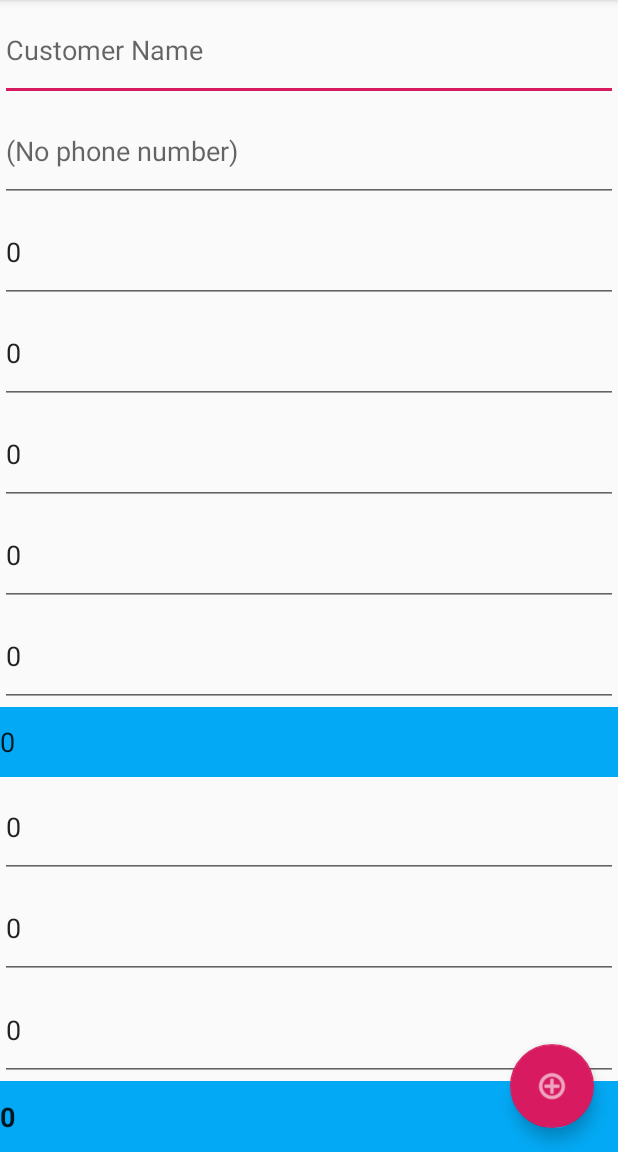
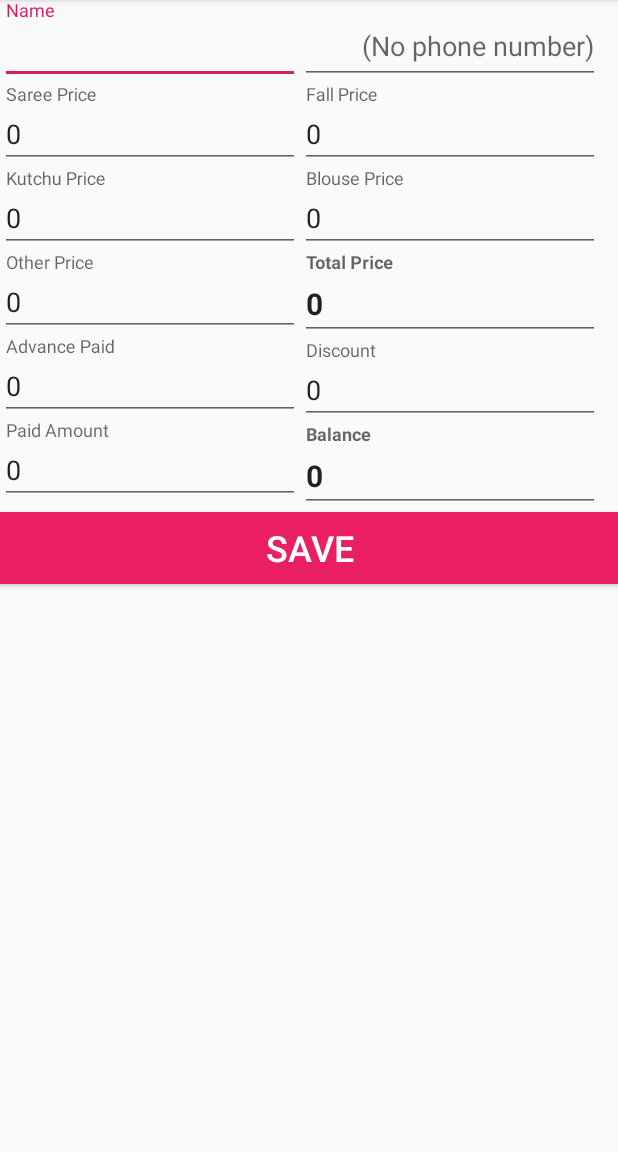
Before and after one commit to babureddy1969/boutique, an Android app: the TransactionActivity screen opened directly, with no data from a screen before it, on a phone screen of 412 x 824 dp, the part 84-1236 px from its top. Run offline under Robolectric (Android 15) with nearby library versions, the phone set to English and light mode, and no system bars.

Commit message:
Modified sale screen.

```diff
--- a/app/src/main/AndroidManifest.xml
+++ b/app/src/main/AndroidManifest.xml
@@ -11,8 +11,9 @@
         android:label="@string/app_name"
         android:roundIcon="@mipmap/ic_launcher_round"
         android:supportsRtl="true"
-        android:usesCleartextTraffic="true"
-        android:theme="@style/AppTheme">
+        android:theme="@style/AppTheme"
+        android:usesCleartextTraffic="true">
+        <activity android:name=".ui.activity_sale"></activity>
         <activity android:name=".ui.DashboardActivity">
             <intent-filter>
                 <action android:name="android.intent.action.MAIN" />
--- a/app/src/main/java/com/example/employeelist/ui/TransactionActivity.java
+++ b/app/src/main/java/com/example/employeelist/ui/TransactionActivity.java
@@ -1,8 +1,11 @@
 package com.example.employeelist.ui;
 
+import android.annotation.SuppressLint;
 import android.content.Context;
 import android.content.Intent;
 import android.os.Bundle;
+
+import androidx.appcompat.widget.AppCompatTextView;
 import androidx.recyclerview.widget.LinearLayoutManager;
 
 import com.example.employeelist.R;
@@ -10,6 +13,7 @@ import com.example.employeelist.database.DatabaseHelper;
 import com.example.employeelist.model.TransactionModel;
 import com.google.android.material.floatingactionbutton.FloatingActionButton;
 import com.google.android.material.snackbar.Snackbar;
+import com.google.android.material.textfield.TextInputEditText;
 
 import androidx.appcompat.app.AppCompatActivity;
 import androidx.appcompat.widget.Toolbar;
@@ -21,6 +25,7 @@ import android.view.MotionEvent;
 import android.view.View;
 import android.view.Menu;
 import android.view.MenuItem;
+import android.widget.Button;
 import android.widget.EditText;
 
 import java.text.SimpleDateFormat;
@@ -33,7 +38,7 @@ public class TransactionActivity extends AppCompatActivity {
     @Override
     protected void onCreate(Bundle savedInstanceState) {
         super.onCreate(savedInstanceState);
-        setContentView(R.layout.activity_transaction);
+        setContentView(R.layout.activity_sale);
         dbHelper =  new DatabaseHelper(getApplicationContext());
 //        Toolbar toolbar = findViewById(R.id.toolbar);
 //        setSupportActionBar(toolbar);
@@ -45,7 +50,7 @@ public class TransactionActivity extends AppCompatActivity {
             TransactionModel t = dbHelper.getTransaction(value);
             setData(t);
         }
-        FloatingActionButton fab = findViewById(R.id.fab);
+        Button fab = findViewById(R.id.editSave);
         fab.setOnClickListener(new View.OnClickListener() {
             @Override
             public void onClick(View view) {
--- /dev/null
+++ b/app/src/main/java/com/example/employeelist/ui/activity_sale.java
@@ -0,0 +1,16 @@
+package com.example.employeelist.ui;
+
+import androidx.appcompat.app.AppCompatActivity;
+
+import android.os.Bundle;
+
+import com.example.employeelist.R;
+
+public class activity_sale extends AppCompatActivity {
+
+    @Override
+    protected void onCreate(Bundle savedInstanceState) {
+        super.onCreate(savedInstanceState);
+        setContentView(R.layout.activity_sale);
+    }
+}
--- /dev/null
+++ b/app/src/main/res/layout/activity_sale.xml
@@ -0,0 +1,244 @@
+<?xml version="1.0" encoding="utf-8"?>
+<androidx.constraintlayout.widget.ConstraintLayout xmlns:android="http://schemas.android.com/apk/res/android"
+    xmlns:app="http://schemas.android.com/apk/res-auto"
+    xmlns:tools="http://schemas.android.com/tools"
+    android:layout_width="match_parent"
+    android:layout_height="match_parent"
+    tools:context=".ui.activity_sale">
+
+    <RelativeLayout
+        android:id="@+id/relativeID"
+        android:layout_width="match_parent"
+        android:layout_height="match_parent">
+
+        <com.google.android.material.textfield.TextInputLayout
+            android:id="@+id/topBar"
+            android:layout_width="match_parent"
+            android:layout_height="wrap_content"
+            android:visibility="gone">
+
+            <com.google.android.material.textfield.TextInputEditText
+                android:id="@+id/topBarm"
+                android:layout_width="match_parent"
+                android:layout_height="wrap_content"
+                android:layout_gravity="center"
+                android:background="#009688"
+                android:gravity="center"
+                android:inputType="none"
+                android:text="Bindus Boutique"
+                android:textColor="#FFFFFF"
+                android:textSize="24sp"
+                android:textStyle="bold" />
+        </com.google.android.material.textfield.TextInputLayout>
+
+        <com.google.android.material.textfield.TextInputLayout
+            android:id="@+id/editIdTitle"
+            android:layout_width="match_parent"
+            android:layout_height="wrap_content"
+            android:visibility="gone">
+
+            <com.google.android.material.textfield.TextInputEditText
+                android:id="@+id/editId"
+                android:layout_width="match_parent"
+                android:layout_height="wrap_content"
+                android:hint="hint" />
+        </com.google.android.material.textfield.TextInputLayout>
+
+        <com.google.android.material.textfield.TextInputLayout
+            android:id="@+id/editNameTitle"
+            android:layout_width="200dp"
+            android:layout_height="wrap_content"
+            android:layout_below="@id/topBar"
+            android:gravity="left">
+
+            <com.google.android.material.textfield.TextInputEditText
+                android:id="@+id/editName"
+                android:layout_width="match_parent"
+                android:layout_height="wrap_content"
+                android:hint="@string/Name"
+                android:inputType="textPersonName" />
+        </com.google.android.material.textfield.TextInputLayout>
+
+        <com.google.android.material.textfield.TextInputLayout
+            android:id="@+id/editPhoneTitle"
+            android:layout_width="200dp"
+            android:layout_height="wrap_content"
+            android:layout_below="@id/topBar"
+            android:layout_toRightOf="@id/editNameTitle"
+            android:gravity="right">
+
+            <com.google.android.material.textfield.TextInputEditText
+                android:id="@+id/editPhone"
+                android:layout_width="match_parent"
+                android:layout_height="wrap_content"
+                android:layout_gravity="right"
+                android:gravity="right"
+                android:hint="@android:string/emptyPhoneNumber"
+                android:inputType="number" />
+        </com.google.android.material.textfield.TextInputLayout>
+
+        <com.google.android.material.textfield.TextInputLayout
+            android:id="@+id/editSareeTitle"
+            android:layout_width="200dp"
+            android:layout_height="wrap_content"
+            android:layout_below="@id/editNameTitle">
+
+            <com.google.android.material.textfield.TextInputEditText
+                android:id="@+id/editSaree"
+                android:layout_width="match_parent"
+                android:layout_height="wrap_content"
+                android:hint="Saree Price"
+                android:inputType="number" />
+
+        </com.google.android.material.textfield.TextInputLayout>
+
+        <com.google.android.material.textfield.TextInputLayout
+            android:id="@+id/editFallTitle"
+            android:layout_width="200dp"
+            android:layout_height="wrap_content"
+            android:layout_below="@id/editPhoneTitle"
+            android:layout_toRightOf="@id/editSareeTitle">
+
+            <com.google.android.material.textfield.TextInputEditText
+                android:id="@+id/editFall"
+                android:layout_width="match_parent"
+                android:layout_height="wrap_content"
+                android:width="200dp"
+                android:hint="Fall Price"
+                android:inputType="number" />
+        </com.google.android.material.textfield.TextInputLayout>
+
+        <com.google.android.material.textfield.TextInputLayout
+            android:id="@+id/editKutchuTitle"
+            android:layout_width="200dp"
+            android:layout_height="wrap_content"
+            android:layout_below="@id/editSareeTitle">
+
+            <com.google.android.material.textfield.TextInputEditText
+                android:id="@+id/editKutchu"
+                android:layout_width="match_parent"
+                android:layout_height="wrap_content"
+                android:hint="Kutchu Price"
+                android:inputType="number" />
+        </com.google.android.material.textfield.TextInputLayout>
+
+        <com.google.android.material.textfield.TextInputLayout
+            android:id="@+id/editBlouseTitle"
+            android:layout_width="200dp"
+            android:layout_height="wrap_content"
+            android:layout_below="@id/editFallTitle"
+            android:layout_toRightOf="@id/editKutchuTitle">
+
+            <com.google.android.material.textfield.TextInputEditText
+                android:id="@+id/editBlouse"
+                android:layout_width="match_parent"
+                android:layout_height="wrap_content"
+                android:hint="Blouse Price"
+                android:inputType="number" />
+        </com.google.android.material.textfield.TextInputLayout>
+
+        <com.google.android.material.textfield.TextInputLayout
+            android:id="@+id/editOtherTitle"
+            android:layout_width="200dp"
+            android:layout_height="wrap_content"
+            android:layout_below="@id/editKutchuTitle">
+
+            <com.google.android.material.textfield.TextInputEditText
+                android:id="@+id/editOther"
+                android:layout_width="match_parent"
+                android:layout_height="wrap_content"
+                android:hint="Other Price"
+                android:inputType="number" />
+        </com.google.android.material.textfield.TextInputLayout>
+
+        <com.google.android.material.textfield.TextInputLayout
+            android:id="@+id/editTotalTitle"
+            android:layout_width="200dp"
+            android:layout_height="wrap_content"
+            android:layout_below="@id/editBlouseTitle"
+            android:layout_toRightOf="@id/editOtherTitle">
+
+            <com.google.android.material.textfield.TextInputEditText
+                android:id="@+id/editTotal"
+                android:layout_width="match_parent"
+                android:layout_height="wrap_content"
+                android:editable="false"
+                android:hint="Total Price"
+                android:inputType="none"
+                android:textSize="20dp"
+                android:textStyle="bold" />
+        </com.google.android.material.textfield.TextInputLayout>
+
+        <com.google.android.material.textfield.TextInputLayout
+            android:id="@+id/editAdvanceTitle"
+            android:layout_width="200dp"
+            android:layout_height="wrap_content"
+            android:layout_below="@id/editOtherTitle">
+
+            <com.google.android.material.textfield.TextInputEditText
+                android:id="@+id/editAdvance"
+                android:layout_width="match_parent"
+                android:layout_height="wrap_content"
+                android:hint="Advance Paid"
+                android:inputType="number" />
+        </com.google.android.material.textfield.TextInputLayout>
+
+        <com.google.android.material.textfield.TextInputLayout
+            android:id="@+id/editDiscountTitle"
+            android:layout_width="200dp"
+            android:layout_height="wrap_content"
+            android:layout_below="@id/editTotalTitle"
+            android:layout_toRightOf="@id/editAdvanceTitle">
+
+            <com.google.android.material.textfield.TextInputEditText
+                android:id="@+id/editDiscount"
+                android:layout_width="match_parent"
+                android:layout_height="wrap_content"
+                android:hint="Discount"
+                android:inputType="number" />
+        </com.google.android.material.textfield.TextInputLayout>
+
+        <com.google.android.material.textfield.TextInputLayout
+            android:id="@+id/editPaidTitle"
+            android:layout_width="200dp"
+            android:layout_height="wrap_content"
+            android:layout_below="@id/editAdvanceTitle">
+
+            <com.google.android.material.textfield.TextInputEditText
+                android:id="@+id/editPaid"
+                android:layout_width="match_parent"
+                android:layout_height="wrap_content"
+                android:hint="Paid Amount"
+                android:inputType="number" />
+        </com.google.android.material.textfield.TextInputLayout>
+
+        <com.google.android.material.textfield.TextInputLayout
+            android:id="@+id/editBalanceTitle"
+            android:layout_width="200dp"
+            android:layout_height="wrap_content"
+            android:layout_below="@id/editDiscountTitle"
+            android:layout_toRightOf="@id/editPaidTitle">
+
+            <com.google.android.material.textfield.TextInputEditText
+                android:id="@+id/editBalance"
+                android:layout_width="match_parent"
+                android:layout_height="wrap_content"
+                android:editable="false"
+                android:hint="Balance"
+                android:inputType="none"
+                android:textSize="20dp"
+                android:textStyle="bold" />
+        </com.google.android.material.textfield.TextInputLayout>
+
+        <Button
+            android:id="@+id/editSave"
+            android:layout_width="match_parent"
+            android:layout_height="wrap_content"
+            android:layout_below="@id/editBalanceTitle"
+            android:background="#E91E63"
+            android:text="SAVE"
+            android:textColor="#FFFFFF"
+            android:textSize="24sp" />
+
+    </RelativeLayout>
+</androidx.constraintlayout.widget.ConstraintLayout>
--- a/app/src/main/res/layout/activity_transaction.xml
+++ /dev/null
@@ -1,161 +0,0 @@
-<?xml version="1.0" encoding="utf-8"?>
-<androidx.coordinatorlayout.widget.CoordinatorLayout xmlns:android="http://schemas.android.com/apk/res/android"
-    xmlns:app="http://schemas.android.com/apk/res-auto"
-    xmlns:tools="http://schemas.android.com/tools"
-    android:layout_width="match_parent"
-    android:layout_height="match_parent"
-    tools:context=".ui.MainActivity">
-
-
-    <LinearLayout
-        android:layout_width="match_parent"
-        android:layout_height="match_parent"
-        android:orientation="vertical">
-
-        <EditText
-            android:id="@+id/editId"
-            android:layout_width="match_parent"
-            android:layout_height="wrap_content"
-            android:layout_weight="1"
-            android:cursorVisible="false"
-            android:editable="false"
-            android:ems="10"
-            android:hint="0"
-            android:inputType="none"
-            android:visibility="gone" />
-
-        <EditText
-            android:id="@+id/editName"
-            android:layout_width="match_parent"
-            android:layout_height="wrap_content"
-            android:layout_weight="1"
-            android:ems="10"
-            android:hint="Customer Name"
-            android:inputType="textPersonName" />
-
-        <EditText
-            android:id="@+id/editPhone"
-            android:layout_width="match_parent"
-            android:layout_height="wrap_content"
-            android:layout_weight="1"
-            android:digits="0123456789"
-            android:ems="10"
-            android:hint="@android:string/emptyPhoneNumber"
-            android:inputType="phone" />
-
-        <EditText
-            android:id="@+id/editSaree"
-            android:layout_width="match_parent"
-            android:layout_height="wrap_content"
-            android:layout_weight="1"
-            android:digits="0123456789"
-            android:ems="10"
-            android:hint="Saree Price"
-            android:inputType="number" />
-
-        <EditText
-            android:id="@+id/editKutchu"
-            android:layout_width="match_parent"
-            android:layout_height="wrap_content"
-            android:layout_weight="1"
-            android:digits="0123456789"
-            android:ems="10"
-            android:hint="Kutchu Price"
-            android:inputType="number" />
-
-        <EditText
-            android:id="@+id/editBlouse"
-            android:layout_width="match_parent"
-            android:layout_height="wrap_content"
-            android:layout_weight="1"
-            android:digits="0123456789"
-            android:ems="10"
-            android:hint="Blouse Price"
-            android:inputType="number" />
-
-        <EditText
-            android:id="@+id/editOther"
-            android:layout_width="match_parent"
-            android:layout_height="wrap_content"
-            android:layout_weight="1"
-            android:digits="0123456789"
-            android:ems="10"
-            android:hint="Other Price"
-            android:inputType="number" />
-
-        <EditText
-            android:id="@+id/editFall"
-            android:layout_width="match_parent"
-            android:layout_height="wrap_content"
-            android:layout_weight="1"
-            android:digits="0123456789"
-            android:ems="10"
-            android:hint="Fall Price"
-            android:inputType="number" />
-
-        <EditText
-            android:id="@+id/editTotal"
-            android:layout_width="match_parent"
-            android:layout_height="wrap_content"
-            android:layout_weight="1"
-            android:background="#03A9F4"
-            android:digits="0123456789"
-            android:editable="false"
-            android:ems="10"
-            android:hint="Total Price" />
-
-        <EditText
-            android:id="@+id/editAdvance"
-            android:layout_width="match_parent"
-            android:layout_height="wrap_content"
-            android:layout_weight="1"
-            android:digits="0123456789"
-            android:ems="10"
-            android:hint="Advance Price"
-            android:inputType="number" />
-
-        <EditText
-            android:id="@+id/editDiscount"
-            android:layout_width="match_parent"
-            android:layout_height="wrap_content"
-            android:layout_weight="1"
-            android:digits="0123456789"
-            android:ems="10"
-            android:hint="Discount Price"
-            android:inputType="number" />
-
-        <EditText
-            android:id="@+id/editPaid"
-            android:layout_width="match_parent"
-            android:layout_height="wrap_content"
-            android:layout_weight="1"
-            android:digits="0123456789"
-            android:ems="10"
-            android:hint="Paid Price"
-            android:inputType="number" />
-
-        <EditText
-            android:id="@+id/editBalance"
-            android:layout_width="match_parent"
-            android:layout_height="wrap_content"
-            android:layout_weight="1"
-            android:background="#03A9F4"
-            android:digits="0123456789"
-            android:editable="false"
-            android:ems="10"
-            android:hint="Balance"
-            android:inputType="number"
-            android:textStyle="bold" />
-
-    </LinearLayout>
-
-    <com.google.android.material.floatingactionbutton.FloatingActionButton
-        android:id="@+id/fab"
-        android:layout_width="wrap_content"
-        android:layout_height="wrap_content"
-        android:layout_gravity="bottom|end"
-        android:layout_margin="@dimen/fab_margin"
-        android:tint="#FFFFFF"
-        app:srcCompat="@android:drawable/ic_menu_add" />
-
-</androidx.coordinatorlayout.widget.CoordinatorLayout>
--- a/app/src/main/res/values/strings.xml
+++ b/app/src/main/res/values/strings.xml
@@ -9,7 +9,7 @@
     <string name="please_wait">Please wait...</string>
     <string name="no_data">No data</string>
     <string name="clear">Clear</string>
-<!-- thought of using it, but not used   <string name="clear_action">Do you want to clear storage?</string>-->
+    <!-- thought of using it, but not used   <string name="clear_action">Do you want to clear storage?</string>-->
     <string name="title">Bindu\s Boutique</string>
     <dimen name="fab_margin">16dp</dimen>
     <string name="Name">Name </string>
```
Also changed, not shown: 32 other files.
